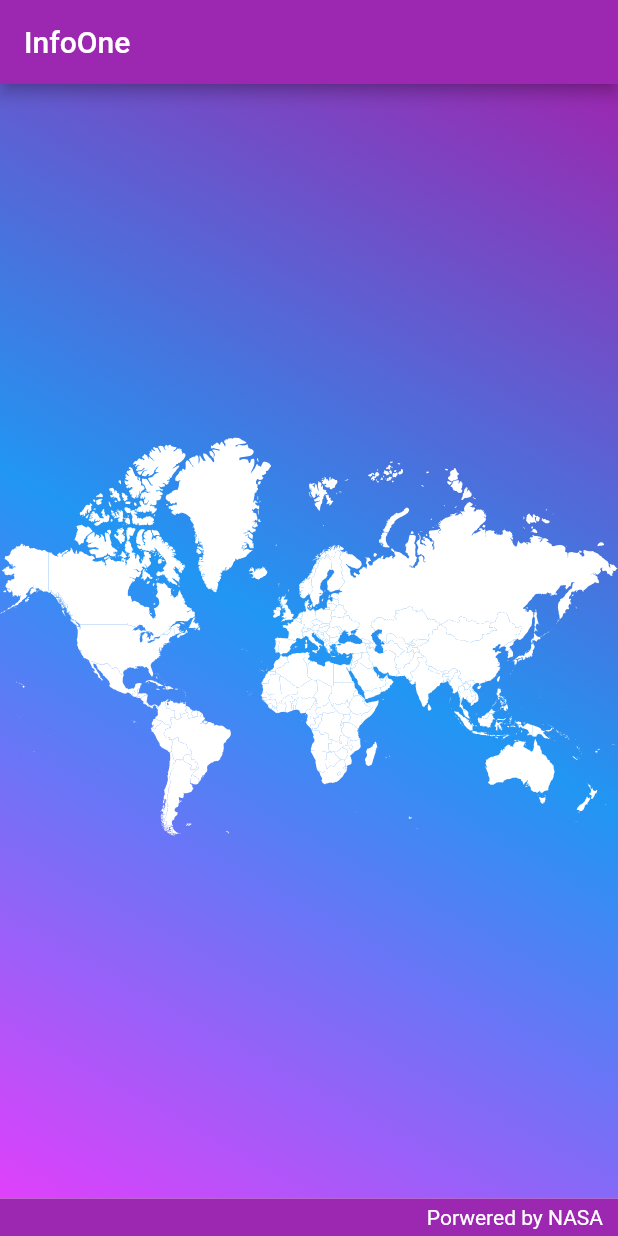
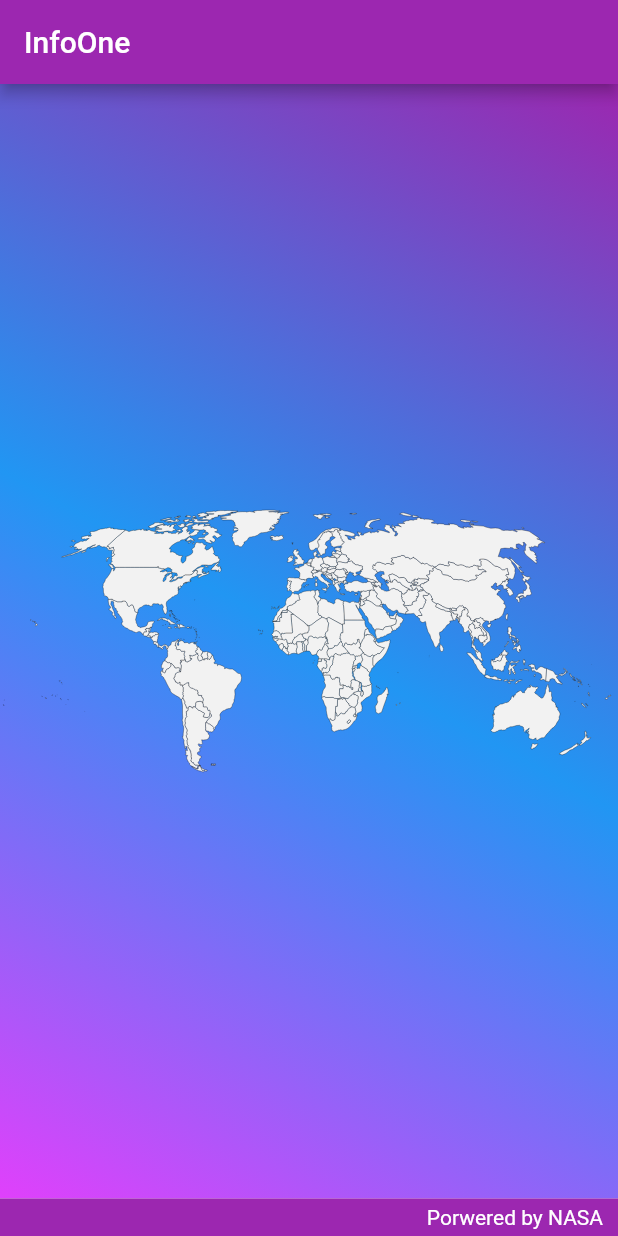
Before and after one commit to RaphaelVRossi/infoOne, a Flutter app: the screen it shows after launch, on a phone screen of 412 x 824 dp. Run offline on Flutter 3.47's test engine with Material 2 defaults, Android fonts, the light colour scheme and no system bars; drawn by our look-alikes of photo_view; our stand-ins replace carousel_slider, flutter_svg, modal_progress_hud; network calls fail.

Commit message:
Changed map color.

```diff
--- a/lib/pages/HomePage.dart
+++ b/lib/pages/HomePage.dart
@@ -47,8 +47,6 @@ class _HomePageState extends State<HomePage> {
     final Widget svg = SvgPicture.asset(
       assetName,
       semanticsLabel: 'Acme Logo',
-      color: Colors.white,
-      colorBlendMode: BlendMode.srcIn,
     );
 
     return Scaffold(
@@ -122,7 +120,7 @@ class _HomePageState extends State<HomePage> {
                 Card(
                   color: Colors.transparent,
                   child: asset('assets/world.svg', context,
-                      height: 665.96301 * 0.9, width: 1009.6727),
+                      height: 500, width: 1000),
                 ),
                 Card(
                   child: Row(
```
Also changed, not shown: assets/world.svg, assets/world1.svg (added).
